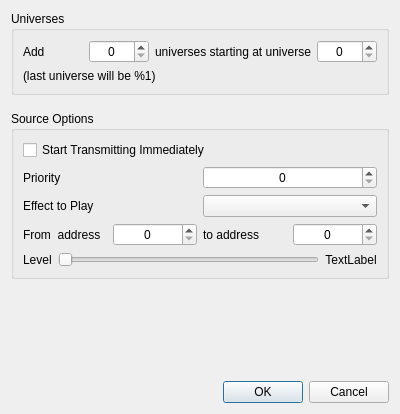
Old version of the form ui/addmultidialog.ui in the repository docsteer/sacnview.
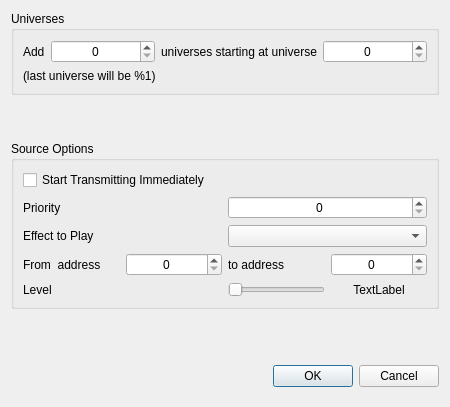
New version of the form.

The edit to the form file:
```diff
--- a/ui/addmultidialog.ui
+++ b/ui/addmultidialog.ui
@@ -6,24 +6,48 @@
    <rect>
     <x>0</x>
     <y>0</y>
-    <width>400</width>
-    <height>414</height>
+    <width>450</width>
+    <height>407</height>
    </rect>
   </property>
+  <property name="sizePolicy">
+   <sizepolicy hsizetype="Expanding" vsizetype="Expanding">
+    <horstretch>0</horstretch>
+    <verstretch>0</verstretch>
+   </sizepolicy>
+  </property>
+  <property name="minimumSize">
+   <size>
+    <width>450</width>
+    <height>0</height>
+   </size>
+  </property>
   <property name="windowTitle">
    <string>Add Multiple Universes</string>
   </property>
   <layout class="QVBoxLayout" name="verticalLayout_4">
    <item>
     <widget class="QGroupBox" name="groupBox">
+     <property name="sizePolicy">
+      <sizepolicy hsizetype="Expanding" vsizetype="Expanding">
+       <horstretch>0</horstretch>
+       <verstretch>0</verstretch>
+      </sizepolicy>
+     </property>
      <property name="title">
       <string>Universes</string>
      </property>
      <layout class="QVBoxLayout" name="verticalLayout_2">
       <item>
-       <layout class="QHBoxLayout" name="horizontalLayout_4">
+       <layout class="QHBoxLayout" name="horizontalLayout_4" stretch="0,1,0,1">
         <item>
          <widget class="QLabel" name="label">
+          <property name="sizePolicy">
+           <sizepolicy hsizetype="Expanding" vsizetype="Expanding">
+            <horstretch>0</horstretch>
+            <verstretch>0</verstretch>
+           </sizepolicy>
+          </property>
           <property name="text">
            <string>Add</string>
           </property>
@@ -31,6 +55,18 @@
         </item>
         <item>
          <widget class="QSpinBox" name="sbNumUniverses">
+          <property name="sizePolicy">
+           <sizepolicy hsizetype="MinimumExpanding" vsizetype="Expanding">
+            <horstretch>0</horstretch>
+            <verstretch>0</verstretch>
+           </sizepolicy>
+          </property>
+          <property name="minimumSize">
+           <size>
+            <width>50</width>
+            <height>0</height>
+           </size>
+          </property>
           <property name="alignment">
            <set>Qt::AlignCenter</set>
           </property>
@@ -38,6 +74,12 @@
         </item>
         <item>
          <widget class="QLabel" name="label_2">
+          <property name="sizePolicy">
+           <sizepolicy hsizetype="Expanding" vsizetype="Expanding">
+            <horstretch>0</horstretch>
+            <verstretch>0</verstretch>
+           </sizepolicy>
+          </property>
           <property name="text">
            <string>universes starting at universe</string>
           </property>
@@ -45,6 +87,18 @@
         </item>
         <item>
          <widget class="QSpinBox" name="sbStartUniverse">
+          <property name="sizePolicy">
+           <sizepolicy hsizetype="MinimumExpanding" vsizetype="Expanding">
+            <horstretch>0</horstretch>
+            <verstretch>0</verstretch>
+           </sizepolicy>
+          </property>
+          <property name="minimumSize">
+           <size>
+            <width>50</width>
+            <height>0</height>
+           </size>
+          </property>
           <property name="alignment">
            <set>Qt::AlignCenter</set>
           </property>
@@ -54,6 +108,12 @@
       </item>
       <item>
        <widget class="QLabel" name="lbEndRange">
+        <property name="sizePolicy">
+         <sizepolicy hsizetype="Expanding" vsizetype="Expanding">
+          <horstretch>0</horstretch>
+          <verstretch>0</verstretch>
+         </sizepolicy>
+        </property>
         <property name="text">
          <string>(last universe will be %1)</string>
         </property>
@@ -64,11 +124,17 @@
    </item>
    <item>
     <spacer name="verticalSpacer_2">
+     <property name="sizePolicy">
+      <sizepolicy hsizetype="Minimum" vsizetype="Expanding">
+       <horstretch>0</horstretch>
+       <verstretch>0</verstretch>
+      </sizepolicy>
+     </property>
      <property name="orientation">
       <enum>Qt::Vertical</enum>
      </property>
      <property name="sizeType">
-      <enum>QSizePolicy::Maximum</enum>
+      <enum>QSizePolicy::Expanding</enum>
      </property>
      <property name="sizeHint" stdset="0">
       <size>
@@ -80,12 +146,24 @@
    </item>
    <item>
     <widget class="QGroupBox" name="groupBox_2">
+     <property name="sizePolicy">
+      <sizepolicy hsizetype="Expanding" vsizetype="Expanding">
+       <horstretch>0</horstretch>
+       <verstretch>0</verstretch>
+      </sizepolicy>
+     </property>
      <property name="title">
       <string>Source Options</string>
      </property>
      <layout class="QVBoxLayout" name="verticalLayout">
       <item>
        <widget class="QCheckBox" name="cbStartNow">
+        <property name="sizePolicy">
+         <sizepolicy hsizetype="Expanding" vsizetype="Expanding">
+          <horstretch>0</horstretch>
+          <verstretch>0</verstretch>
+         </sizepolicy>
+        </property>
         <property name="text">
          <string>Start Transmitting Immediately</string>
         </property>
@@ -95,6 +173,12 @@
        <layout class="QHBoxLayout" name="horizontalLayout_5">
         <item>
          <widget class="QLabel" name="label_3">
+          <property name="sizePolicy">
+           <sizepolicy hsizetype="Expanding" vsizetype="Expanding">
+            <horstretch>0</horstretch>
+            <verstretch>0</verstretch>
+           </sizepolicy>
+          </property>
           <property name="text">
            <string>Priority</string>
           </property>
@@ -102,6 +186,12 @@
         </item>
         <item>
          <widget class="QSpinBox" name="sbPriority">
+          <property name="sizePolicy">
+           <sizepolicy hsizetype="Expanding" vsizetype="Expanding">
+            <horstretch>0</horstretch>
+            <verstretch>0</verstretch>
+           </sizepolicy>
+          </property>
           <property name="alignment">
            <set>Qt::AlignCenter</set>
           </property>
@@ -113,13 +203,26 @@
        <layout class="QHBoxLayout" name="horizontalLayout_2">
         <item>
          <widget class="QLabel" name="label_4">
+          <property name="sizePolicy">
+           <sizepolicy hsizetype="Expanding" vsizetype="Expanding">
+            <horstretch>0</horstretch>
+            <verstretch>0</verstretch>
+           </sizepolicy>
+          </property>
           <property name="text">
            <string>Effect to Play</string>
           </property>
          </widget>
         </item>
         <item>
-         <widget class="QComboBox" name="cbEffect"/>
+         <widget class="QComboBox" name="cbEffect">
+          <property name="sizePolicy">
+           <sizepolicy hsizetype="Expanding" vsizetype="Expanding">
+            <horstretch>0</horstretch>
+            <verstretch>0</verstretch>
+           </sizepolicy>
+          </property>
+         </widget>
         </item>
        </layout>
       </item>
@@ -127,6 +230,12 @@
        <layout class="QHBoxLayout" name="horizontalLayout">
         <item>
          <widget class="QLabel" name="label_5">
+          <property name="sizePolicy">
+           <sizepolicy hsizetype="Expanding" vsizetype="Expanding">
+            <horstretch>0</horstretch>
+            <verstretch>0</verstretch>
+           </sizepolicy>
+          </property>
           <property name="text">
            <string>From  address</string>
           </property>
@@ -134,6 +243,12 @@
         </item>
         <item>
          <widget class="QSpinBox" name="sbStartAddress">
+          <property name="sizePolicy">
+           <sizepolicy hsizetype="Expanding" vsizetype="Expanding">
+            <horstretch>0</horstretch>
+            <verstretch>0</verstretch>
+           </sizepolicy>
+          </property>
           <property name="alignment">
            <set>Qt::AlignCenter</set>
           </property>
@@ -141,6 +256,12 @@
         </item>
         <item>
          <widget class="QLabel" name="label_6">
+          <property name="sizePolicy">
+           <sizepolicy hsizetype="Expanding" vsizetype="Expanding">
+            <horstretch>0</horstretch>
+            <verstretch>0</verstretch>
+           </sizepolicy>
+          </property>
           <property name="text">
            <string>to address</string>
           </property>
@@ -148,6 +269,12 @@
         </item>
         <item>
          <widget class="QSpinBox" name="sbEndAddress">
+          <property name="sizePolicy">
+           <sizepolicy hsizetype="Expanding" vsizetype="Expanding">
+            <horstretch>0</horstretch>
+            <verstretch>0</verstretch>
+           </sizepolicy>
+          </property>
           <property name="alignment">
            <set>Qt::AlignCenter</set>
           </property>
@@ -159,6 +286,12 @@
        <layout class="QHBoxLayout" name="horizontalLayout_3">
         <item>
          <widget class="QLabel" name="lbDialFunction">
+          <property name="sizePolicy">
+           <sizepolicy hsizetype="Expanding" vsizetype="Expanding">
+            <horstretch>0</horstretch>
+            <verstretch>0</verstretch>
+           </sizepolicy>
+          </property>
           <property name="text">
            <string>Level</string>
           </property>
@@ -168,6 +301,12 @@
          <layout class="QHBoxLayout" name="horizontalLayout_6">
           <item>
            <widget class="QSlider" name="slLevel">
+            <property name="sizePolicy">
+             <sizepolicy hsizetype="Expanding" vsizetype="Expanding">
+              <horstretch>0</horstretch>
+              <verstretch>0</verstretch>
+             </sizepolicy>
+            </property>
             <property name="orientation">
              <enum>Qt::Horizontal</enum>
             </property>
@@ -175,6 +314,12 @@
           </item>
           <item>
            <widget class="QLabel" name="lbDialValue">
+            <property name="sizePolicy">
+             <sizepolicy hsizetype="Expanding" vsizetype="Expanding">
+              <horstretch>0</horstretch>
+              <verstretch>0</verstretch>
+             </sizepolicy>
+            </property>
             <property name="text">
              <string>TextLabel</string>
             </property>
@@ -192,6 +337,12 @@
    </item>
    <item>
     <spacer name="verticalSpacer">
+     <property name="sizePolicy">
+      <sizepolicy hsizetype="Expanding" vsizetype="Expanding">
+       <horstretch>0</horstretch>
+       <verstretch>0</verstretch>
+      </sizepolicy>
+     </property>
      <property name="orientation">
       <enum>Qt::Vertical</enum>
      </property>
@@ -205,6 +356,12 @@
    </item>
    <item>
     <widget class="QDialogButtonBox" name="buttonBox">
+     <property name="sizePolicy">
+      <sizepolicy hsizetype="Expanding" vsizetype="Expanding">
+       <horstretch>0</horstretch>
+       <verstretch>0</verstretch>
+      </sizepolicy>
+     </property>
      <property name="orientation">
       <enum>Qt::Horizontal</enum>
      </property>
```
